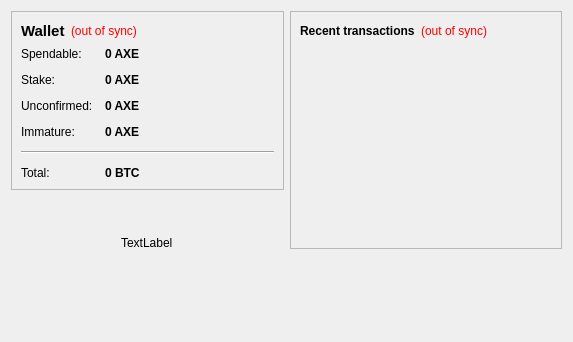
Above: src/qt/forms/overviewpage.ui from AXErunners/axe before the change. Below: the same form after it.
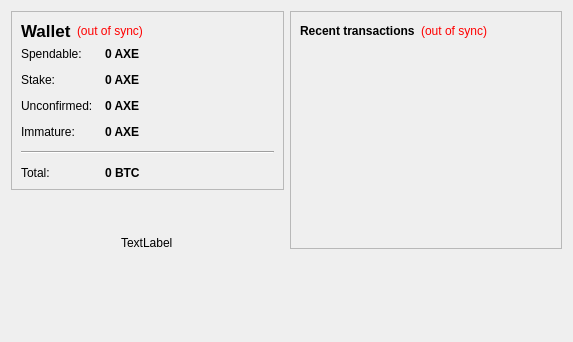
That is the form after the change.

```diff
--- a/src/qt/forms/overviewpage.ui
+++ b/src/qt/forms/overviewpage.ui
@@ -31,7 +31,7 @@
            <widget class="QLabel" name="label_5">
             <property name="font">
              <font>
-              <pointsize>11</pointsize>
+              <pointsize>13</pointsize>
               <weight>75</weight>
               <bold>true</bold>
              </font>
```
